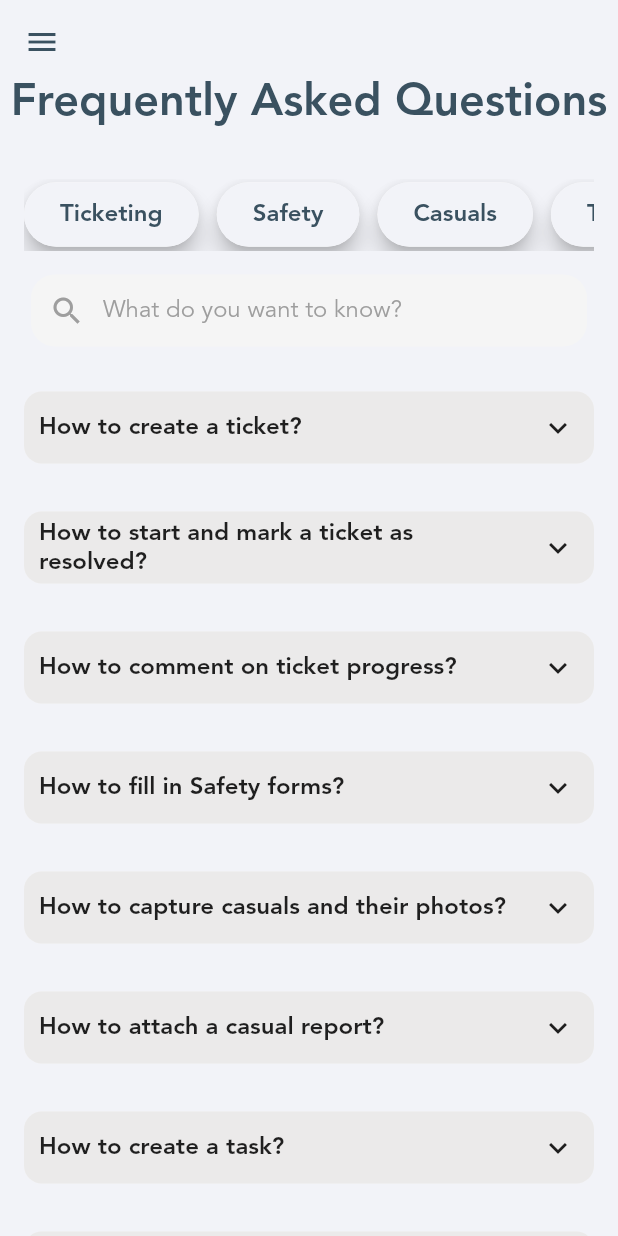
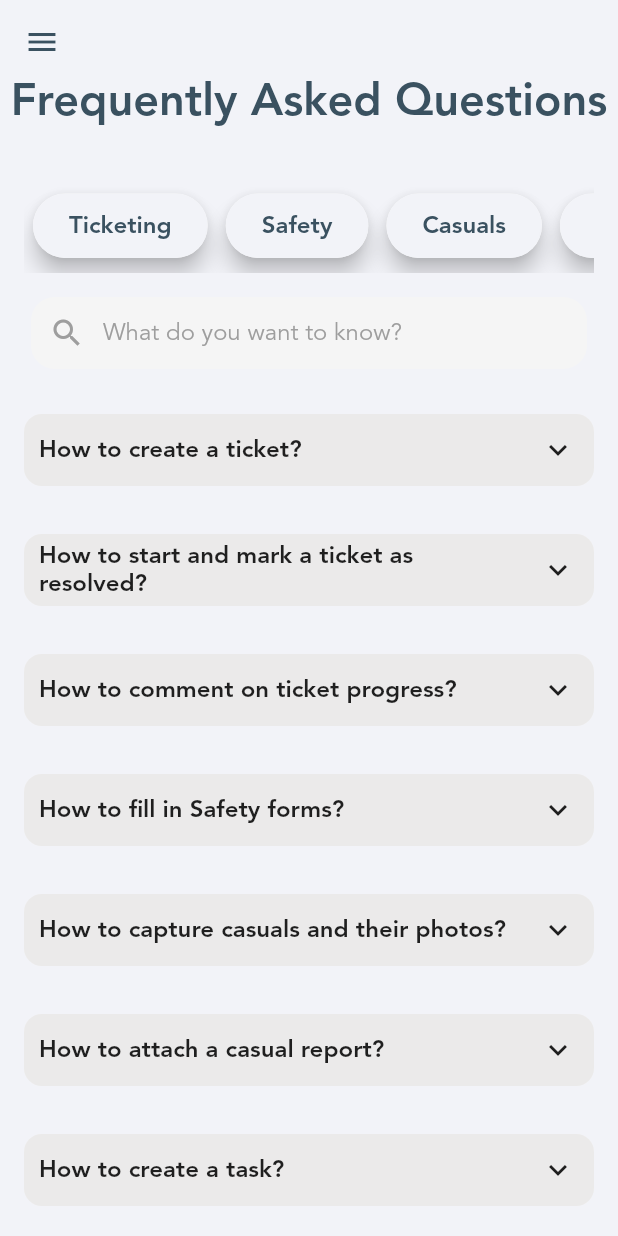
Before and after one commit to ChegeBryan/scholarships, a Flutter app: the FaqScreen screen opened by its route, on a phone screen of 412 x 824 dp. Run offline on Flutter 3.47's test engine with Material 2 defaults, Android fonts, the phone set to English and light mode, and no system bars; our stand-ins replace flutter_custom_clippers, photo_view, shared_preferences, styled_text, transparent_image, validators; accounts and stored records are empty.

Commit message:
Adjust choice chips box constraints

```diff
--- a/lib/faq_screen.dart
+++ b/lib/faq_screen.dart
@@ -119,13 +119,14 @@ class _FaqScreenState extends State<FaqScreen> {
           SliverToBoxAdapter(
             child: Container(
               margin: const EdgeInsets.all(16.0),
-              height: 48.0,
+              height: 63.0,
               child: ListView.builder(
+                shrinkWrap: true,
                 scrollDirection: Axis.horizontal,
                 itemCount: categories.length,
                 itemBuilder: (context, index) {
                   return Padding(
-                    padding: const EdgeInsets.only(right: 12.0),
+                    padding: const EdgeInsets.symmetric(horizontal: 6.0),
                     child: ChoiceChip(
                       label: Text(
                         categories[index].category.inCaps,
```
